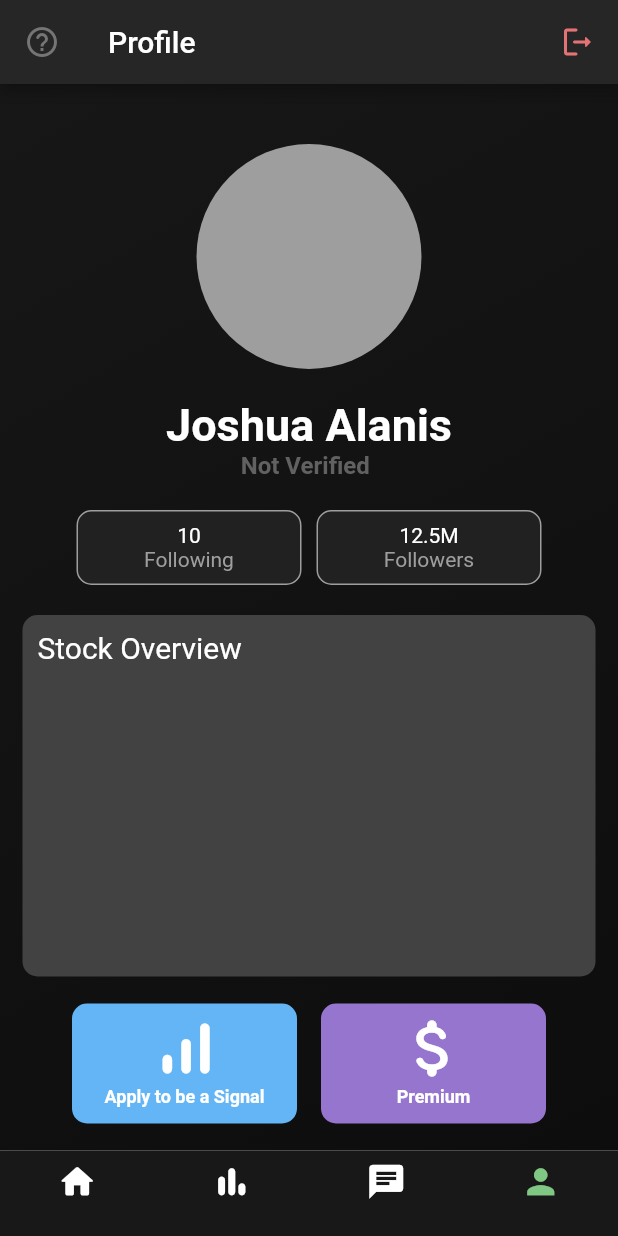
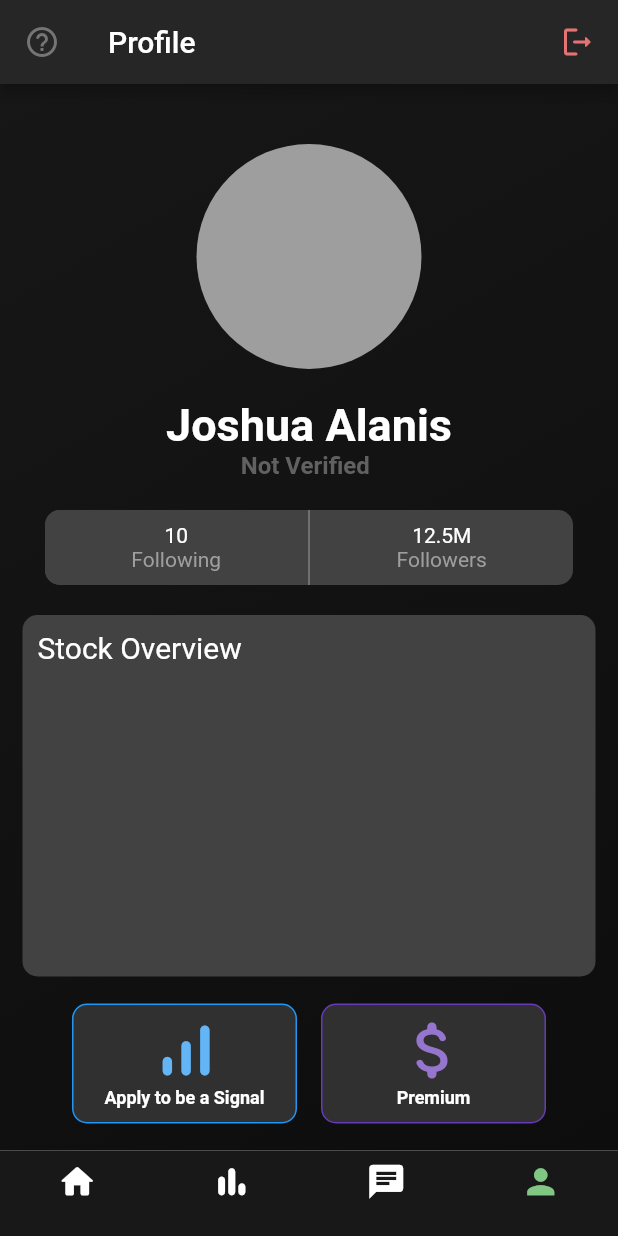
Before and after one commit to Bambalow28/StockMeUp, a Flutter app: the ProfilePage screen opened directly, on a phone screen of 412 x 824 dp. Run offline on Flutter 3.47's test engine with Material 2 defaults, Android fonts, the phone set to English and light mode, and no system bars; our stand-ins replace auto_size_text, cloud_firestore, firebase_auth, firebase_core, fl_chart, shared_preferences and 1 more; accounts and stored records are empty.

Commit message:
Improved Follower/Following UI

```diff
--- a/lib/mainPages/profile.dart
+++ b/lib/mainPages/profile.dart
@@ -228,17 +228,21 @@ class _ProfilePage extends State<ProfilePage> {
                         )),
                   ),
                   Container(
-                    margin: EdgeInsets.only(top: 20.0),
+                    margin: EdgeInsets.only(top: 20.0, left: 30.0, right: 30.0),
+                    width: MediaQuery.of(context).size.width,
+                    height: 50.0,
+                    decoration: BoxDecoration(
+                        color: Colors.grey[800],
+                        borderRadius: BorderRadius.all(Radius.circular(10.0))),
                     child: Row(
                       mainAxisAlignment: MainAxisAlignment.center,
+                      crossAxisAlignment: CrossAxisAlignment.center,
                       children: <Widget>[
-                        Container(
-                          width: 150.0,
+                        Expanded(
+                            child: Container(
                           height: 50.0,
                           decoration: BoxDecoration(
-                              color: Colors.grey[900],
-                              border:
-                                  Border.all(color: Colors.grey, width: 1.0),
+                              color: Colors.grey[800],
                               borderRadius:
                                   BorderRadius.all(Radius.circular(10.0))),
                           child: Column(
@@ -250,17 +254,18 @@ class _ProfilePage extends State<ProfilePage> {
                                   style: TextStyle(color: Colors.grey))
                             ],
                           ),
+                        )),
+                        VerticalDivider(
+                          color: Colors.grey,
+                          width: 2.0,
                         ),
-                        const SizedBox(width: 10.0),
-                        Container(
-                          width: 150.0,
+                        Expanded(
+                            child: Container(
                           height: 50.0,
                           decoration: BoxDecoration(
-                              color: Colors.grey[900],
-                              border:
-                                  Border.all(color: Colors.grey, width: 1.0),
+                              color: Colors.grey[800],
                               borderRadius:
-                                  BorderRadius.all(Radius.circular(10.0))),
+                                  BorderRadius.all(Radius.circular(20.0))),
                           child: Column(
                             mainAxisAlignment: MainAxisAlignment.center,
                             crossAxisAlignment: CrossAxisAlignment.center,
@@ -271,10 +276,58 @@ class _ProfilePage extends State<ProfilePage> {
                                   style: TextStyle(color: Colors.grey))
                             ],
                           ),
-                        )
+                        )),
                       ],
                     ),
                   ),
+                  // Container(
+                  //   margin: EdgeInsets.only(top: 20.0),
+                  //   child: Row(
+                  //     mainAxisAlignment: MainAxisAlignment.center,
+                  //     children: <Widget>[
+                  //       Container(
+                  //         width: 150.0,
+                  //         height: 50.0,
+                  //         decoration: BoxDecoration(
+                  //             color: Colors.grey[900],
+                  //             border:
+                  //                 Border.all(color: Colors.grey, width: 1.0),
+                  //             borderRadius:
+                  //                 BorderRadius.all(Radius.circular(10.0))),
+                  //         child: Column(
+                  //           mainAxisAlignment: MainAxisAlignment.center,
+                  //           crossAxisAlignment: CrossAxisAlignment.center,
+                  //           children: <Widget>[
+                  //             Text('10', style: TextStyle(color: Colors.white)),
+                  //             Text('Following',
+                  //                 style: TextStyle(color: Colors.grey))
+                  //           ],
+                  //         ),
+                  //       ),
+                  //       const SizedBox(width: 10.0),
+                  //       Container(
+                  //         width: 150.0,
+                  //         height: 50.0,
+                  //         decoration: BoxDecoration(
+                  //             color: Colors.grey[900],
+                  //             border:
+                  //                 Border.all(color: Colors.grey, width: 1.0),
+                  //             borderRadius:
+                  //                 BorderRadius.all(Radius.circular(10.0))),
+                  //         child: Column(
+                  //           mainAxisAlignment: MainAxisAlignment.center,
+                  //           crossAxisAlignment: CrossAxisAlignment.center,
+                  //           children: <Widget>[
+                  //             Text('12.5M',
+                  //                 style: TextStyle(color: Colors.white)),
+                  //             Text('Followers',
+                  //                 style: TextStyle(color: Colors.grey))
+                  //           ],
+                  //         ),
+                  //       )
+                  //     ],
+                  //   ),
+                  // ),
                   Expanded(
                     child: Container(
                       margin: EdgeInsets.only(top: 20.0, bottom: 10.0),
@@ -409,7 +462,9 @@ class _ProfilePage extends State<ProfilePage> {
                             alignment: Alignment.center,
                             margin: EdgeInsets.all(8.0),
                             decoration: BoxDecoration(
-                                color: Colors.blue[300],
+                                color: Colors.grey[850],
+                                border:
+                                    Border.all(color: Colors.blue, width: 1.0),
                                 borderRadius:
                                     BorderRadius.all(Radius.circular(10.0))),
                             child: Column(
@@ -418,7 +473,7 @@ class _ProfilePage extends State<ProfilePage> {
                                   padding: EdgeInsets.only(top: 5.0),
                                   child: Icon(
                                     Icons.signal_cellular_alt_rounded,
-                                    color: Colors.white,
+                                    color: Colors.blue[300],
                                     size: 50.0,
                                   ),
                                 ),
@@ -442,7 +497,9 @@ class _ProfilePage extends State<ProfilePage> {
                             alignment: Alignment.center,
                             margin: EdgeInsets.all(8.0),
                             decoration: BoxDecoration(
-                                color: Colors.deepPurple[300],
+                                color: Colors.grey[850],
+                                border: Border.all(
+                                    color: Colors.deepPurple, width: 1.0),
                                 borderRadius:
                                     BorderRadius.all(Radius.circular(10.0))),
                             child: Column(
@@ -451,7 +508,7 @@ class _ProfilePage extends State<ProfilePage> {
                                   padding: EdgeInsets.only(top: 5.0),
                                   child: Icon(
                                     Icons.attach_money_rounded,
-                                    color: Colors.white,
+                                    color: Colors.deepPurple[300],
                                     size: 50.0,
                                   ),
                                 ),
```
